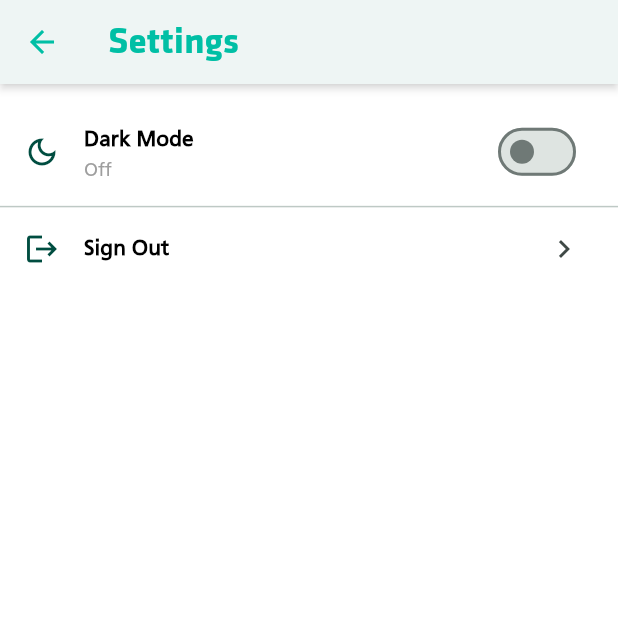
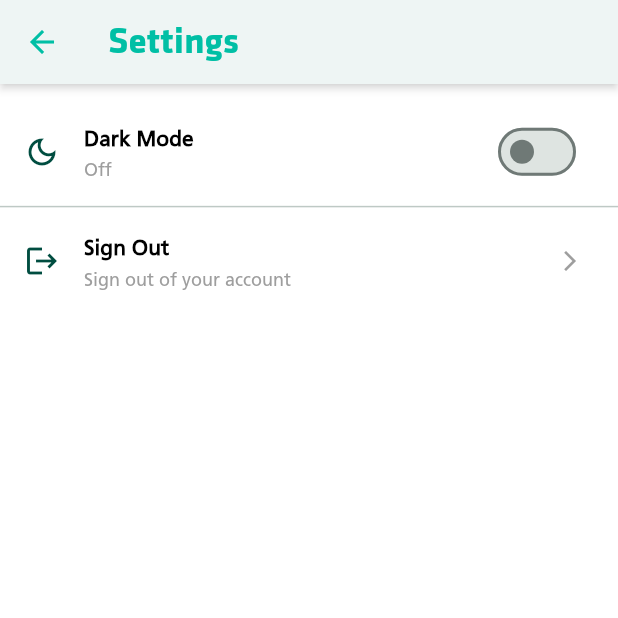
Before and after one commit to eloisaaa08/long-exam1-part2, a Flutter app: the HomeScreen screen opened directly with empty values, after a tap on the "settings" icon, on a phone screen of 412 x 824 dp, the top half of it. Run offline on Flutter 3.47's test engine with Material 3 defaults, Android fonts, the phone set to English and light mode, and no system bars; our stand-ins replace cached_network_image, flutter_screenutil, shared_preferences; accounts and stored records are empty; network calls fail.

Commit message:
Update app enhancements

```diff
--- a/lib/main.dart
+++ b/lib/main.dart
@@ -1,12 +1,11 @@
 import 'package:puducay_mobprog/screens/login_screen.dart';
-import 'package:puducay_mobprog/screens/newsfeed_screen.dart';
 import 'package:flutter/material.dart';
 import 'package:flutter_screenutil/flutter_screenutil.dart';
 import 'package:puducay_mobprog/screens/register_screen.dart';
 import 'package:puducay_mobprog/screens/splash_screen.dart';
 import 'package:puducay_mobprog/providers/theme_provider.dart';
 
-// changed to async so the saved dark/light preference is loaded before the first frame is drawn, for the dark mode enhancement
+// changed to async so the saved dark/light preference is loaded before the first frame is drawn
 void main() async {
   WidgetsFlutterBinding.ensureInitialized();
   await ThemeProvider.loadSavedTheme();
@@ -22,7 +21,7 @@ class PuducayFacebook extends StatelessWidget {
       minTextAdapt: true,
       splitScreenMode: true,
       builder: (_, child) {
-        // added: rebuilds MaterialApp whenever ThemeProvider's mode changes, for the dark mode enhancement
+        // added: rebuilds MaterialApp whenever ThemeProvider's mode changes
         return ValueListenableBuilder<ThemeMode>(
           valueListenable: ThemeProvider.themeMode,
           builder: (context, mode, __) {
@@ -34,7 +33,10 @@ class PuducayFacebook extends StatelessWidget {
               darkTheme: ThemeProvider.darkTheme,
               initialRoute: '/splash',
               routes: {
-                '/newsfeed': (context) => const NewsFeedScreen(),
+                // removed the '/newsfeed' named route — it was dead
+                // code (nothing called Navigator.pushNamed(context, '/newsfeed')) and NewsFeedScreen
+                // now requires a currentUser, which a route table has no way to supply. The real
+                // flow is splash -> login -> HomeScreen, which builds NewsFeedScreen itself.
                 '/login': (context) => const LoginScreen(),
                 '/register': (context) => const RegisterScreen(),
                 '/splash': (context) => const SplashScreen(),
--- a/lib/models/comment.dart
+++ b/lib/models/comment.dart
@@ -1,4 +1,4 @@
-// added this model to represent a comment returned by dummyjson's /comments endpoints for enhancement 3
+// added this model to represent a comment returned by dummyjson's /comments endpoints
 class Comment {
   final int id;
   final int postId;
--- a/lib/models/post.dart
+++ b/lib/models/post.dart
@@ -1,4 +1,4 @@
-// added this model to represent a post returned by dummyjson's /posts endpoints for enhancement 2
+// added this model to represent a post returned by dummyjson's /posts endpoints
 class Post {
   final int id;
   final int userId;
--- a/lib/models/user.dart
+++ b/lib/models/user.dart
@@ -1,4 +1,4 @@
-// added this model to represent the authenticated dummyjson user for enhancement 1
+// added this model to represent the authenticated dummyjson user
 class User {
   final int id;
   final String username;
--- a/lib/providers/theme_provider.dart
+++ b/lib/providers/theme_provider.dart
@@ -1,5 +1,5 @@
 // added this controller so the whole app can flip between light/dark without pulling in a
-// state-management package, for the dark mode enhancement
+// (Enhancement 2 - Dark Mode Preference): state-management package
 import 'package:flutter/material.dart';
 import 'package:shared_preferences/shared_preferences.dart';
 
--- a/lib/screens/home_screen.dart
+++ b/lib/screens/home_screen.dart
@@ -9,7 +9,7 @@ import '../screens/settings_screen.dart';
 import '../widgets/custom_font.dart';
 
 class HomeScreen extends StatefulWidget {
-  // changed from a plain username string to the full authenticated User for enhancement 1
+  // changed from a plain username string to the full authenticated User
   final User currentUser;
   final int initialIndex;
 
@@ -34,7 +34,7 @@ class _HomeScreenState extends State<HomeScreen> {
     _pageController = PageController(initialPage: _selectedIndex);
   }
 
-  // changed to show the authenticated user's name instead of a passed-in string for enhancement 1
+  // changed to show the authenticated user's name instead of a passed-in string
   String get appBarTitle {
     if (_selectedIndex == 0) return "SocialHub";
     if (_selectedIndex == 1) return "Notifications";
@@ -56,7 +56,7 @@ class _HomeScreenState extends State<HomeScreen> {
           color: FB_PRIMARY,
         ),
         actions: [
-          // added a way into SettingsScreen (and its Sign Out action) for enhancement 2
+          // added a way into SettingsScreen (and its Sign Out action)
           IconButton(
             icon: Icon(Icons.settings, size: 24.sp, color: FB_PRIMARY),
             onPressed: () {
@@ -72,9 +72,11 @@ class _HomeScreenState extends State<HomeScreen> {
         controller: _pageController,
         onPageChanged: (page) => setState(() => _selectedIndex = page),
         children: [
-          const NewsFeedScreen(),
+          // changed to pass the authenticated user so posts opened
+          // from the newsfeed can load/add real comments, same as posts opened from the profile
+          NewsFeedScreen(currentUser: widget.currentUser),
           const NotificationScreen(),
-          // changed to pass the authenticated user so posts can be fetched by userId for enhancement 2
+          // changed to pass the authenticated user so posts can be fetched by userId
           ProfileScreen(currentUser: widget.currentUser),
         ],
       ),
--- a/lib/screens/login_screen.dart
+++ b/lib/screens/login_screen.dart
@@ -18,11 +18,11 @@ class _LoginScreenState extends State<LoginScreen> {
   final TextEditingController usernameController = TextEditingController();
   final TextEditingController passwordController = TextEditingController();
   final _formKey = GlobalKey<FormState>();
-  // added to authenticate against dummyjson instead of a hardcoded check for enhancement 1
+  // added to authenticate against dummyjson instead of a hardcoded check
   final UserService _authService = UserService();
   bool _isLoading = false;
 
-  // changed from a local username/password check to a real POST /auth/login call for enhancement 1
+  // changed from a local username/password check to a real POST /auth/login call
   Future<void> login() async {
     if (!_formKey.currentState!.validate()) return;
     _formKey.currentState!.save();
@@ -106,7 +106,7 @@ class _LoginScreenState extends State<LoginScreen> {
                         fontColor: FB_DARK_PRIMARY,
                       ),
                       SizedBox(height: ScreenUtil().setHeight(10)),
-                      // added so testers know which dummyjson account works out of the box for enhancement 1
+                      // added so testers know which dummyjson account works out of the box
                       Align(
                         alignment: Alignment.centerLeft,
                         child: Text(
--- a/lib/screens/newsfeed_screen.dart
+++ b/lib/screens/newsfeed_screen.dart
@@ -1,53 +1,101 @@
-import 'package:cached_network_image/cached_network_image.dart';
+// rewritten so the newsfeed renders real dummyjson posts
+// (with each poster's real name/avatar) instead of the old hardcoded PostCard list
 import 'package:carousel_slider/carousel_slider.dart';
 import 'package:flutter/material.dart';
 import 'package:flutter_screenutil/flutter_screenutil.dart';
+import '../models/post.dart';
+import '../models/user.dart';
+import '../services/post_service.dart';
+import '../services/user_service.dart';
 import '../widgets/post_card.dart';
 
-class NewsFeedScreen extends StatelessWidget {
-  const NewsFeedScreen({super.key});
+class NewsFeedScreen extends StatefulWidget {
+  // (Newsfeed Update): the logged-in user is threaded through so posts opened from
+  // the newsfeed can load/add real comments on the detail screen, same as the profile screen
+  final User currentUser;
+
+  const NewsFeedScreen({super.key, required this.currentUser});
+
+  @override
+  State<NewsFeedScreen> createState() => _NewsFeedScreenState();
+}
+
+class _NewsFeedScreenState extends State<NewsFeedScreen> {
+  final PostService _postService = PostService();
+  final UserService _userService = UserService();
+
+  // loads dummyjson posts and every dummyjson user together so each
+  // post can be paired with its author's real name/avatar (instead of "User <id>") for display
+  late Future<_NewsFeedData> _feedFuture;
+
+  @override
+  void initState() {
+    super.initState();
+    _feedFuture = _loadFeed();
+  }
+
+  Future<_NewsFeedData> _loadFeed() async {
+    final results = await Future.wait([
+      _postService.getAllPosts(),
+      _userService.getAllUsers(),
+    ]);
+    return _NewsFeedData(
+      posts: results[0] as List<Post>,
+      usersById: results[1] as Map<int, User>,
+    );
+  }
+
+  void _retryLoadFeed() {
+    setState(() => _feedFuture = _loadFeed());
+  }
 
   @override
   Widget build(BuildContext context) {
-    // ---------------------------
-    // NewsFeed posts
-    // ---------------------------
-    final posts = <PostCard>[
-      PostCard(
-        userName: 'Eloisa Puducay',
-        postContent: 'Kamusta',
-        numOfLikes: 2000,
-        date: 'October 11',
-        imageUrl:
-            'https://www.petplace.com/article/breed/media_15ad72c2fdb39acf09aafa9934912c89bfa08665a.jpeg?width=1200&format=pjpg&optimize=medium',
-        profileImageUrl:
-            'https://images.unsplash.com/photo-1529778873920-4da4926a72c2?q=80&w=736&auto=format&fit=crop&ixlib=rb-4.1.0&ixid=M3wxMjA3fDB8MHxwaG90by1wYWdlfHx8fGVufDB8fHx8fA%3D%3D',
+    return FutureBuilder<_NewsFeedData>(
+      future: _feedFuture,
+      builder: (context, snapshot) {
+        if (snapshot.connectionState == ConnectionState.waiting) {
+          return const Center(child: CircularProgressIndicator());
+        }
+
+        if (snapshot.hasError) {
+          return Center(
+            child: Padding(
+              padding: const EdgeInsets.all(24),
+              child: Column(
+                mainAxisSize: MainAxisSize.min,
+                children: [
+                  const Text(
+                    'Could not load the newsfeed.',
+                    style: TextStyle(color: Colors.grey),
                   ),
-      PostCard(
-        userName: 'Janella Elyse',
-        postContent: 'Kicking off the holiday season with ICpEP-NCR!',
-        numOfLikes: 200,
-        date: 'December 2',
-        profileImageUrl:
-            'https://image.petmd.com/files/inline-images/shiba-inu-black-and-tan-colors.jpg?VersionId=pLq84BE0jdMjXeDCUJ3JLFPuIWsVMUU',
+                  TextButton(
+                    onPressed: _retryLoadFeed,
+                    child: const Text('Retry'),
                   ),
-      PostCard(
-        userName: 'Cyrus Robles',
-        postContent: 'Hello CCIT!',
-        numOfLikes: 120,
-        date: 'January 3',
-        profileImageUrl:
-            'https://images.unsplash.com/photo-1573865526739-10659fec78a5?q=80&w=715&auto=format&fit=crop&ixlib=rb-4.1.0&ixid=M3wxMjA3fDB8MHxwaG90by1wYWdlfHx8fGVufDB8fHx8fA%3D%3D',
+                ],
               ),
-      PostCard(
-        userName: 'Alexia Kaye',
-        postContent: 'Study grind 💪',
-        numOfLikes: 89,
-        date: 'January 10',
-        profileImageUrl:
-            'https://image.petmd.com/files/inline-images/shiba-inu-black-and-tan-colors.jpg?VersionId=pLq84BE0jdMjXeDCUJ3JLFPuIWsVMUU',
             ),
-    ];
+          );
+        }
+
+        final data = snapshot.data!;
+
+        // (Newsfeed Update): each PostCard now gets the real poster's name/avatar
+        // (falling back to "User <id>" only if dummyjson has no matching user record) instead
+        // of the previously hardcoded userName/profileImageUrl values
+        final posts = data.posts.map((post) {
+          final author = data.usersById[post.userId];
+          return PostCard(
+            userName: author?.fullName ?? 'User ${post.userId}',
+            postContent: post.body,
+            numOfLikes: post.likes,
+            date: 'Just now',
+            profileImageUrl: author?.image ?? '',
+            postId: post.id,
+            currentUser: widget.currentUser,
+          );
+        }).toList();
 
         // ---------------------------
         // Advertisement posts
@@ -71,7 +119,10 @@ class NewsFeedScreen extends StatelessWidget {
                 padding: EdgeInsets.symmetric(horizontal: 12.w),
                 child: Text(
                   'Advertisement / Promotion',
-              style: TextStyle(fontSize: 14.sp, fontWeight: FontWeight.bold),
+                  style: TextStyle(
+                    fontSize: 14.sp,
+                    fontWeight: FontWeight.bold,
+                  ),
                 ),
               ),
             );
@@ -82,11 +133,24 @@ class NewsFeedScreen extends StatelessWidget {
           }
         }
 
-    return ListView(
+        return RefreshIndicator(
+          onRefresh: () async => _retryLoadFeed(),
+          child: ListView(
             padding: EdgeInsets.only(bottom: 20.h),
             children: children,
+          ),
+        );
+      },
     );
   }
+}
+
+// (Newsfeed Update): small holder so posts + the users map load together via Future.wait
+class _NewsFeedData {
+  final List<Post> posts;
+  final Map<int, User> usersById;
+
+  _NewsFeedData({required this.posts, required this.usersById});
 }
 
 // ---------------------------
--- a/lib/screens/settings_screen.dart
+++ b/lib/screens/settings_screen.dart
@@ -1,4 +1,3 @@
-// this screen gives the user a place to toggle dark mode and sign out
 import 'package:flutter/material.dart';
 import 'package:flutter_screenutil/flutter_screenutil.dart';
 
@@ -19,10 +18,13 @@ class _SettingsScreenState extends State<SettingsScreen> {
   final UserService _authService = UserService();
   bool _isSigningOut = false;
 
-  // clears the saved session then sends the user back to the login screen
+  // clears the saved session then sends the user
+  // back to the login screen
   Future<void> _signOut() async {
     setState(() => _isSigningOut = true);
+
     await _authService.logout();
+
     if (!mounted) return;
 
     Navigator.of(context).pushAndRemoveUntil(
@@ -31,6 +33,8 @@ class _SettingsScreenState extends State<SettingsScreen> {
     );
   }
 
+  // shows a confirmation dialog before signing out
+  // so the user can choose Cancel or Sign Out
   void _confirmSignOut() {
     showDialog(
       context: context,
@@ -38,10 +42,15 @@ class _SettingsScreenState extends State<SettingsScreen> {
         title: const Text('Sign out?'),
         content: const Text('You will need to log in again to continue.'),
         actions: [
+          // Cancel closes the confirmation dialog
+          // without signing the user out
           TextButton(
             onPressed: () => Navigator.pop(dialogContext),
             child: const Text('Cancel'),
           ),
+
+          // Sign Out confirms the action
+          // and calls the logout function
           ElevatedButton(
             style: ElevatedButton.styleFrom(
               backgroundColor: FB_DARK_PRIMARY,
@@ -61,6 +70,8 @@ class _SettingsScreenState extends State<SettingsScreen> {
   @override
   Widget build(BuildContext context) {
     return Scaffold(
+      // Sign Out was removed from the AppBar
+      // and is now placed below the Dark Mode preference
       appBar: AppBar(
         shadowColor: FB_TEXT_COLOR_WHITE,
         elevation: 2,
@@ -72,12 +83,13 @@ class _SettingsScreenState extends State<SettingsScreen> {
           color: FB_PRIMARY,
         ),
       ),
+
       body: ListView(
         children: [
           SizedBox(height: 8.h),
 
-          // added the Dark Mode toggle; reads/writes ThemeProvider so the switch
-          // stays in sync with the mode actually applied to MaterialApp
+          // (Enhancement 2 - Dark Mode Preference): the Dark Mode
+          // toggle is the user preference control on this screen
           ValueListenableBuilder<ThemeMode>(
             valueListenable: ThemeProvider.themeMode,
             builder: (context, mode, _) {
@@ -98,23 +110,46 @@ class _SettingsScreenState extends State<SettingsScreen> {
                 trailing: Switch(
                   value: mode == ThemeMode.dark,
                   activeColor: FB_PRIMARY,
-                  onChanged: (value) => ThemeProvider.setDarkMode(value),
+
+                  // (Enhancement 2): updates the user's
+                  // Dark Mode preference through ThemeProvider
+                  onChanged: (value) {
+                    ThemeProvider.setDarkMode(value);
+                  },
                 ),
               );
             },
           ),
+
           const Divider(height: 1),
 
+          // (Enhancement 2): Sign Out is placed below Dark Mode
+          // instead of being displayed in the AppBar
           ListTile(
             leading: const Icon(Icons.logout, color: FB_DARK_PRIMARY),
             title: CustomFont(text: 'Sign Out', fontWeight: FontWeight.w600),
+            subtitle: CustomFont(
+              text: 'Sign out of your account',
+              fontSize: ScreenUtil().setSp(12),
+              color: Colors.grey,
+            ),
+
+            // (Enhancement 2): displays a loading indicator
+            // while the logout process is running
             trailing: _isSigningOut
                 ? SizedBox(
-                    width: 18.sp,
-                    height: 18.sp,
+                    width: 20.sp,
+                    height: 20.sp,
                     child: const CircularProgressIndicator(strokeWidth: 2),
                   )
-                : const Icon(Icons.chevron_right),
+                : Icon(
+                    Icons.arrow_forward_ios,
+                    size: 16.sp,
+                    color: Colors.grey,
+                  ),
+
+            // (Enhancement 2): tapping Sign Out opens the
+            // confirmation dialog instead of immediately signing out
             onTap: _isSigningOut ? null : _confirmSignOut,
           ),
         ],
--- a/lib/screens/splash_screen.dart
+++ b/lib/screens/splash_screen.dart
@@ -20,7 +20,7 @@ class _SplashScreenState extends State<SplashScreen>
   late Animation<double> _pulse;
 
   final List<_Particle> _particles = [];
-  // added so splash can decide between /home and /login for enhancement 1
+  // added so splash can decide between /home and /login
   final UserService _authService = UserService();
 
   @override
@@ -44,7 +44,7 @@ class _SplashScreenState extends State<SplashScreen>
     getIsLogin();
   }
 
-  // changed to check UserService for a saved session instead of always going to /login, for enhancement 1
+  // changed to check UserService for a saved session instead of always going to /login
   void getIsLogin() {
     Timer(const Duration(seconds: 4), () async {
       final bool loggedIn = await _authService.isLoggedIn();
--- a/lib/services/post_service.dart
+++ b/lib/services/post_service.dart
@@ -1,4 +1,4 @@
-// added this service to fetch a user's own posts from dummyjson for enhancement 2
+// added this service to fetch a user's own posts from dummyjson
 import 'dart:convert';
 import 'package:http/http.dart' as http;
 
@@ -7,7 +7,23 @@ import '../models/post.dart';
 class PostService {
   static const String _host = 'https://dummyjson.com';
 
-  // calls GET /posts/user/{userId} so ProfileScreen can render posts that belong to the logged-in user for enhancement 2
+  // calls GET /posts so the newsfeed can render real dummyjson
+  // posts instead of the old hardcoded PostCard list
+  Future<List<Post>> getAllPosts({int limit = 12}) async {
+    final uri = Uri.parse('$_host/posts?limit=$limit');
+    final response = await http.get(uri);
+
+    if (response.statusCode == 200) {
+      final Map<String, dynamic> data = jsonDecode(response.body);
+      final List<dynamic> postsJson = data['posts'] ?? [];
+      return postsJson
+          .map((e) => Post.fromJson(e as Map<String, dynamic>))
+          .toList();
+    }
+    throw Exception('Failed to load posts (status ${response.statusCode})');
+  }
+
+  // calls GET /posts/user/{userId} so ProfileScreen can render posts that belong to the logged-in user
   Future<List<Post>> getPostsByUserId(int userId) async {
     final uri = Uri.parse('$_host/posts/user/$userId');
     final response = await http.get(uri);
--- a/lib/services/user_service.dart
+++ b/lib/services/user_service.dart
@@ -1,4 +1,4 @@
-// added auth service to authenticate against dummyjson's endpoints for enhancement 1
+// added auth service to authenticate against dummyjson's endpoints
 import 'dart:convert';
 import 'package:http/http.dart' as http;
 import 'package:shared_preferences/shared_preferences.dart';
@@ -10,7 +10,7 @@ class UserService {
   static const String _kUserKey = 'auth_user';
   static const String _kIsLoggedInKey = 'auth_is_logged_in';
 
-  // added a feature where it calls POST /auth/login with the needed attributes to authenticate the user for enhancement 1
+  // added a feature where it calls POST /auth/login with the needed attributes to authenticate the user
   Future<User> login({
     required String username,
     required String password,
@@ -43,20 +43,37 @@ class UserService {
     throw Exception(message);
   }
 
-  // added a feature to save the logged-in user as json so the session survives an app restart for enhancement 1
+  // fetches every dummyjson user so the newsfeed can map each
+  // post's userId to a real name/avatar instead of showing a generic "User <id>" label
+  Future<Map<int, User>> getAllUsers() async {
+    final uri = Uri.parse('$_host/users?limit=0');
+    final response = await http.get(uri);
+
+    if (response.statusCode == 200) {
+      final Map<String, dynamic> data = jsonDecode(response.body);
+      final List<dynamic> usersJson = data['users'] ?? [];
+      final users = usersJson
+          .map((e) => User.fromJson(e as Map<String, dynamic>))
+          .toList();
+      return {for (final u in users) u.id: u};
+    }
+    throw Exception('Failed to load users (status ${response.statusCode})');
+  }
+
+  // added a feature to save the logged-in user as json so the session survives an app restart
   Future<void> _saveSession(User user) async {
     final prefs = await SharedPreferences.getInstance();
     await prefs.setString(_kUserKey, jsonEncode(user.toJson()));
     await prefs.setBool(_kIsLoggedInKey, true);
   }
 
-  // used by SplashScreen to decide whether to go straight to /home or /login for enhancement 1
+  // used by SplashScreen to decide whether to go straight to /home or /login
   Future<bool> isLoggedIn() async {
     final prefs = await SharedPreferences.getInstance();
     return prefs.getBool(_kIsLoggedInKey) ?? false;
   }
 
-  // reads the saved user back out of shared_preferences so screens don't need the user passed in manually for enhancement 1
+  // reads the saved user back out of shared_preferences so screens don't need the user passed in manually
   Future<User?> getSavedUser() async {
     final prefs = await SharedPreferences.getInstance();
     final String? raw = prefs.getString(_kUserKey);
@@ -69,7 +86,7 @@ class UserService {
     }
   }
 
-  // clears the saved session; wired to the Sign Out action on the settings screen for enhancement 2
+  // clears the saved session; wired to the Sign Out action on the settings screen
   Future<void> logout() async {
     final prefs = await SharedPreferences.getInstance();
     await prefs.remove(_kUserKey);
--- a/lib/widgets/post_card.dart
+++ b/lib/widgets/post_card.dart
@@ -58,7 +58,7 @@ class PostCard extends StatefulWidget {
   final String profileImageUrl;
   final bool isAds;
   final String adsMarket;
-  // added so posts backed by dummyjson can load/add real comments on the detail screen for enhancement 3
+  // EDIT FIX (Enhancement 3): added so posts backed by dummyjson can load/add real comments on the detail screen
   final int? postId;
   final User? currentUser;
 
```
Also changed, not shown: lib/screens/detail_screen.dart (+42 -17 lines), lib/screens/profile_screen.dart (+15 -10 lines), lib/services/comment_service.dart (+4 -4 lines), 1 other file. Lines whose indentation alone changed are shown as unchanged.
